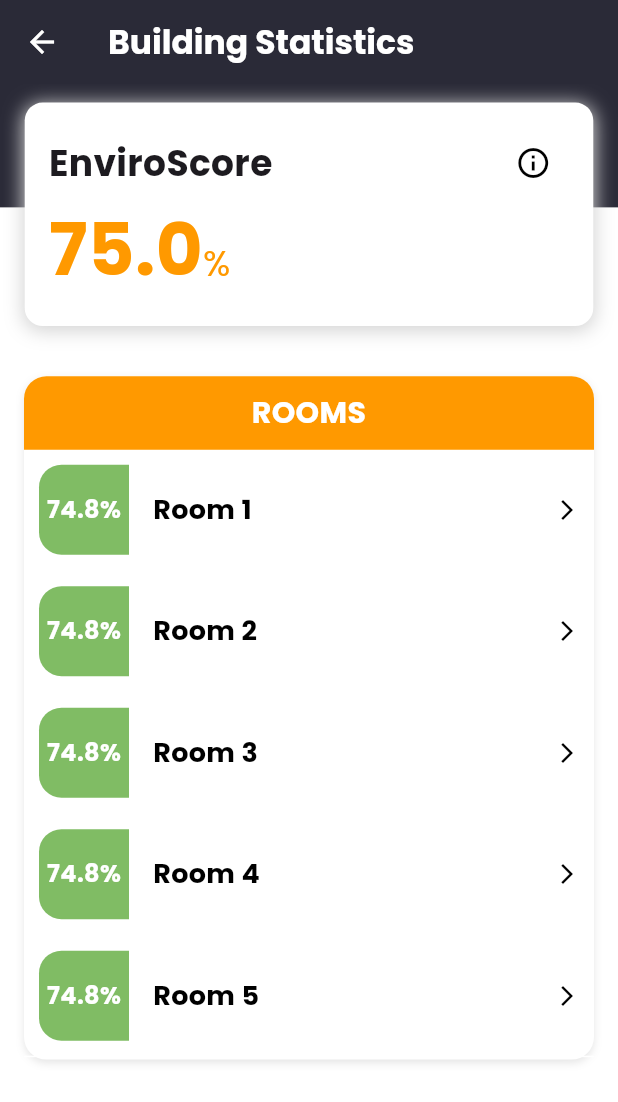
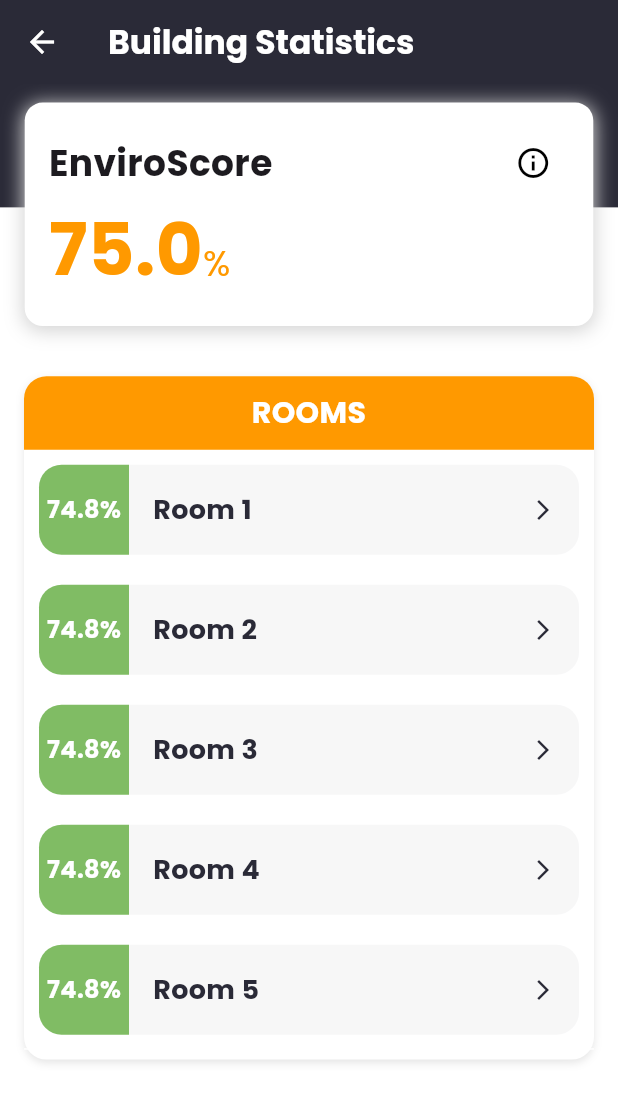
Before and after one commit to KempDewulf/envirosense-app, a Flutter app: the StatisticsScreen screen opened by its route, on a phone screen of 412 x 824 dp. Shown: the top 1102 px of the screen. Run offline on Flutter 3.47's test engine with Material 3 defaults, Android fonts, the phone set to English and light mode, and no system bars; our stand-ins replace dotted_border, firebase_auth, firebase_core, flutter_dotenv, google_fonts, introduction_screen and 2 more; missing offline and left inert: mobile_scanner; accounts and stored records are empty.

Commit message:
refactor: improve layout and styling in statistics screen for better user experience

```diff
--- a/lib/presentation/views/statistics_screen.dart
+++ b/lib/presentation/views/statistics_screen.dart
@@ -99,13 +99,16 @@ class _StatisticsScreenState extends State<StatisticsScreen> {
                       SizedBox(height: topBackgroundHeight + 30),
                       // ROOMS Card
                       Container(
-                        height:
-                          MediaQuery.of(context).size.height
-                          - topBackgroundHeight  // Top blue section
-                          - kToolbarHeight      // AppBar
-                          - 100                 // EnviroScore card
-                          - 80                  // Bottom navigation
-                          - 50,                 // Additional padding/margins
+                        height: MediaQuery.of(context).size.height -
+                            topBackgroundHeight // Top blue section
+                            -
+                            kToolbarHeight // AppBar
+                            -
+                            100 // EnviroScore card
+                            -
+                            80 // Bottom navigation
+                            -
+                            50, // Additional padding/margins
                         margin: const EdgeInsets.symmetric(horizontal: 16.0),
                         decoration: BoxDecoration(
                           color: AppColors.whiteColor,
@@ -145,11 +148,9 @@ class _StatisticsScreenState extends State<StatisticsScreen> {
                             // Rooms List
                             Expanded(
                               child: ListView.separated(
-                                physics: const AlwaysScrollableScrollPhysics(),
-                                shrinkWrap: true,
                                 itemCount: rooms.length,
                                 separatorBuilder: (context, index) =>
-                                    const Divider(height: 1),
+                                    const Divider(height: 0),
                                 itemBuilder: (context, index) {
                                   final room = rooms[index];
                                   return GestureDetector(
@@ -192,24 +193,48 @@ class _StatisticsScreenState extends State<StatisticsScreen> {
                                               ),
                                             ),
                                           ),
-                                          const SizedBox(width: 16),
                                           // Room Title
                                           Expanded(
-                                            child: Text(
+                                              child: Container(
+                                                  height: 60,
+                                                  padding: const EdgeInsets
+                                                      .symmetric(
+                                                      horizontal: 16),
+                                                  decoration: BoxDecoration(
+                                                    color: AppColors
+                                                        .primaryColor
+                                                        .withAlpha(10),
+                                                    borderRadius:
+                                                        const BorderRadius.only(
+                                                      topRight:
+                                                          Radius.circular(15),
+                                                      bottomRight:
+                                                          Radius.circular(15),
+                                                    ),
+                                                  ),
+                                                  child: Row(
+                                                    mainAxisAlignment:
+                                                        MainAxisAlignment
+                                                            .spaceBetween,
+                                                    children: [
+                                                      Text(
                                                         room.name,
                                                         style: const TextStyle(
-                                                color: AppColors.blackColor,
+                                                          color: AppColors
+                                                              .primaryColor,
                                                           fontSize: 18,
-                                                fontWeight: FontWeight.bold,
+                                                          fontWeight:
+                                                              FontWeight.bold,
                                                         ),
                                                       ),
-                                          ),
-                                          // Arrow Icon
                                                       const Icon(
                                                         Icons.arrow_forward_ios,
-                                            color: AppColors.blackColor,
+                                                        color: AppColors
+                                                            .primaryColor,
                                                         size: 16,
                                                       ),
+                                                    ],
+                                                  ))),
                                         ],
                                       ),
                                     ),
```
Lines whose indentation alone changed are shown as unchanged.
